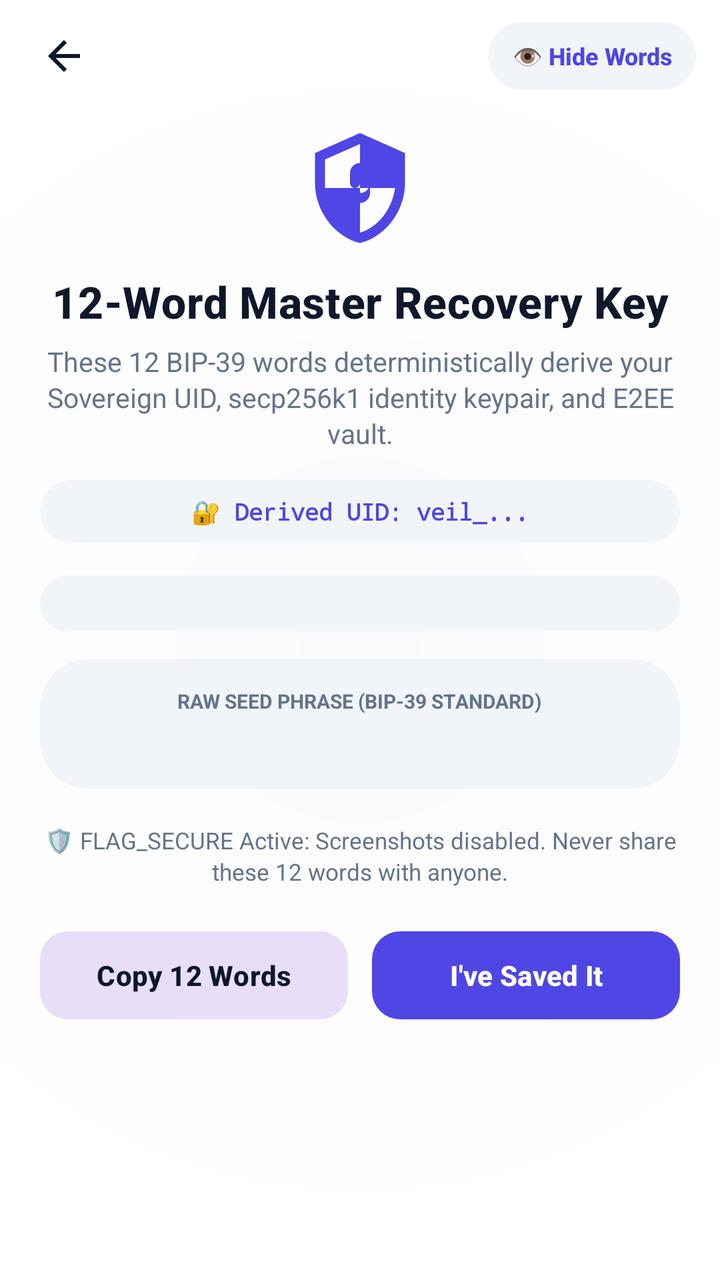
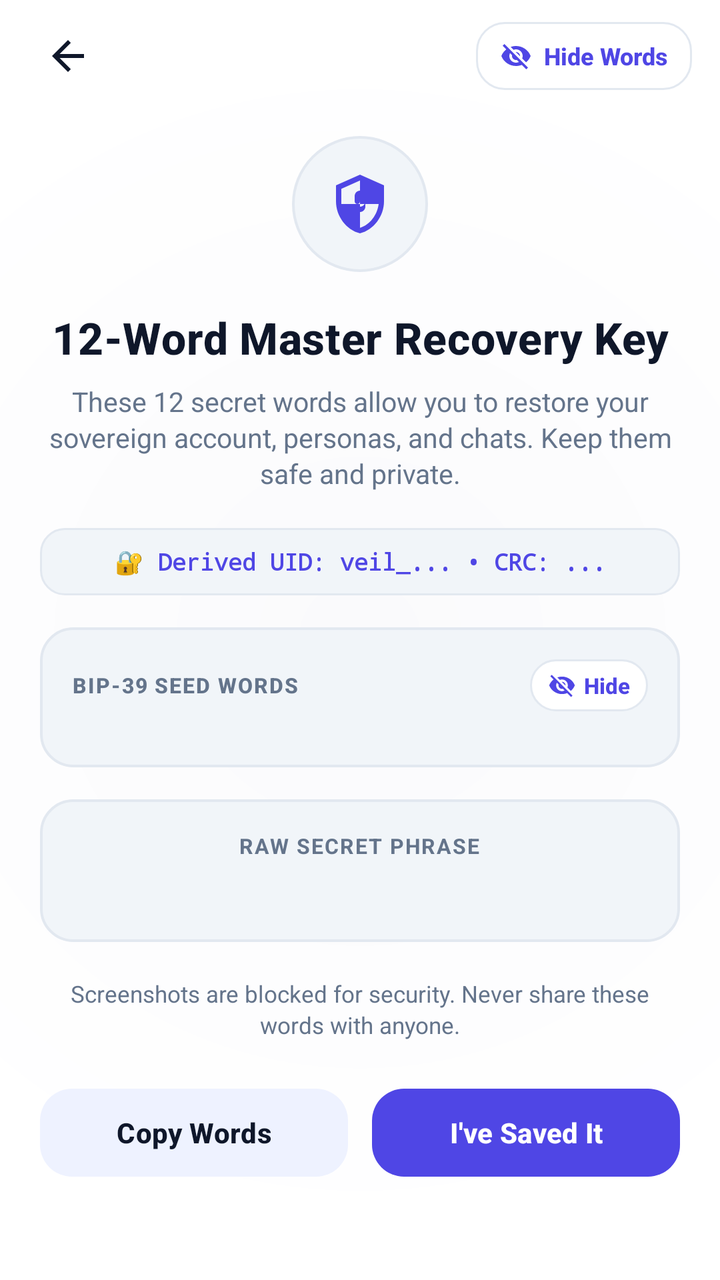

Before-and-after screenshots of an Android layout around one commit, followed by the original layout XML and the change that was made.
<!-- AndroidManifest.xml: application theme Theme.VEIL -->
<!-- res/layout/activity_recovery_phrase.xml -->
<?xml version="1.0" encoding="utf-8"?>
<FrameLayout xmlns:android="http://schemas.android.com/apk/res/android"
    xmlns:app="http://schemas.android.com/apk/res-auto"
    android:id="@+id/recovery_root"
    android:layout_width="match_parent"
    android:layout_height="match_parent"
    android:background="@drawable/splash_background">

    
    <LinearLayout
        android:layout_width="match_parent"
        android:layout_height="56dp"
        android:layout_gravity="top"
        android:gravity="center_vertical"
        android:orientation="horizontal"
        android:paddingHorizontal="12dp">

        <ImageView
            android:id="@+id/backButton"
            android:layout_width="40dp"
            android:layout_height="40dp"
            android:background="?attr/selectableItemBackgroundBorderless"
            android:contentDescription="@string/back"
            android:padding="8dp"
            android:src="@drawable/ic_arrow_back"
            app:tint="@color/textPrimary" />

        <View
            android:layout_width="0dp"
            android:layout_height="1dp"
            android:layout_weight="1" />

        
        <TextView
            android:id="@+id/btnTogglePrivacyBlur"
            android:layout_width="wrap_content"
            android:layout_height="34dp"
            android:background="@drawable/input_background"
            android:clickable="true"
            android:focusable="true"
            android:fontFamily="sans-serif-medium"
            android:gravity="center"
            android:paddingHorizontal="12dp"
            android:text="👁️ Hide Words"
            android:textColor="@color/veil_accent"
            android:textSize="12sp"
            android:textStyle="bold" />

    </LinearLayout>

    
    <androidx.core.widget.NestedScrollView
        android:layout_width="match_parent"
        android:layout_height="match_parent"
        android:fillViewport="true"
        android:overScrollMode="never"
        android:scrollbars="none">

        <LinearLayout
            android:layout_width="match_parent"
            android:layout_height="wrap_content"
            android:layout_gravity="center_horizontal"
            android:gravity="center_horizontal"
            android:maxWidth="460dp"
            android:orientation="vertical"
            android:paddingHorizontal="20dp"
            android:paddingTop="64dp"
            android:paddingBottom="32dp">

            
            <ImageView
                android:layout_width="60dp"
                android:layout_height="60dp"
                android:layout_marginBottom="12dp"
                android:contentDescription="Recovery Phrase"
                android:scaleType="fitCenter"
                android:src="@drawable/ic_shield_locked" />

            <TextView
                android:layout_width="wrap_content"
                android:layout_height="wrap_content"
                android:fontFamily="sans-serif-medium"
                android:gravity="center"
                android:letterSpacing="0.01"
                android:text="12-Word Master Recovery Key"
                android:textColor="@color/textPrimary"
                android:textSize="22sp"
                android:textStyle="bold" />

            <TextView
                android:layout_width="wrap_content"
                android:layout_height="wrap_content"
                android:layout_marginTop="6dp"
                android:layout_marginBottom="14dp"
                android:fontFamily="sans-serif"
                android:gravity="center"
                android:lineSpacingExtra="2dp"
                android:text="These 12 BIP-39 words deterministically derive your Sovereign UID, secp256k1 identity keypair, and E2EE vault."
                android:textColor="@color/textSecondary"
                android:textSize="13.5sp" />

            
            <TextView
                android:id="@+id/tvDerivedIdentityBadge"
                android:layout_width="match_parent"
                android:layout_height="wrap_content"
                android:layout_marginBottom="16dp"
                android:background="@drawable/input_background"
                android:fontFamily="monospace"
                android:gravity="center"
                android:paddingHorizontal="12dp"
                android:paddingVertical="8dp"
                android:text="🔐 Derived UID: veil_..."
                android:textColor="@color/veil_accent"
                android:textSize="11.5sp"
                android:textStyle="bold" />

            
            <LinearLayout
                android:id="@+id/wordsGridContainer"
                android:layout_width="match_parent"
                android:layout_height="wrap_content"
                android:layout_marginBottom="14dp"
                android:background="@drawable/input_background"
                android:orientation="vertical"
                android:padding="14dp" />

            
            <LinearLayout
                android:layout_width="match_parent"
                android:layout_height="wrap_content"
                android:layout_marginBottom="18dp"
                android:background="@drawable/input_background"
                android:gravity="center"
                android:orientation="vertical"
                android:padding="14dp">

                <TextView
                    android:layout_width="wrap_content"
                    android:layout_height="wrap_content"
                    android:layout_marginBottom="4dp"
                    android:text="RAW SEED PHRASE (BIP-39 STANDARD)"
                    android:textColor="@color/textSecondary"
                    android:textSize="10sp"
                    android:textStyle="bold" />

                <TextView
                    android:id="@+id/phraseText"
                    android:layout_width="match_parent"
                    android:layout_height="wrap_content"
                    android:fontFamily="monospace"
                    android:gravity="center"
                    android:lineSpacingExtra="5dp"
                    android:textColor="@color/veil_accent"
                    android:textIsSelectable="true"
                    android:textSize="14sp"
                    android:textStyle="bold" />

            </LinearLayout>

            
            <TextView
                android:layout_width="match_parent"
                android:layout_height="wrap_content"
                android:layout_marginBottom="18dp"
                android:gravity="center"
                android:lineSpacingExtra="2dp"
                android:text="🛡️ FLAG_SECURE Active: Screenshots disabled. Never share these 12 words with anyone."
                android:textColor="@color/textSecondary"
                android:textSize="11.5sp" />

            
            <LinearLayout
                android:layout_width="match_parent"
                android:layout_height="wrap_content"
                android:orientation="horizontal">

                <com.google.android.material.button.MaterialButton
                    android:id="@+id/copyButton"
                    style="@style/Widget.Material3.Button.TonalButton"
                    android:layout_width="0dp"
                    android:layout_height="52dp"
                    android:layout_marginEnd="6dp"
                    android:layout_weight="1"
                    android:letterSpacing="0.01"
                    android:text="Copy 12 Words"
                    android:textAllCaps="false"
                    android:textColor="@color/textPrimary"
                    android:textSize="14sp"
                    android:textStyle="bold"
                    app:cornerRadius="14dp" />

                <com.google.android.material.button.MaterialButton
                    android:id="@+id/confirmButton"
                    style="@style/Widget.Material3.Button.UnelevatedButton"
                    android:layout_width="0dp"
                    android:layout_height="52dp"
                    android:layout_marginStart="6dp"
                    android:layout_weight="1"
                    android:letterSpacing="0.01"
                    android:text="I've Saved It"
                    android:textAllCaps="false"
                    android:textColor="@android:color/white"
                    android:textSize="14sp"
                    android:textStyle="bold"
                    app:backgroundTint="@color/colorPrimary"
                    app:cornerRadius="14dp" />

            </LinearLayout>

        </LinearLayout>
    </androidx.core.widget.NestedScrollView>

</FrameLayout>
<!-- resources referenced by this layout -->
<resources>
  <color name="textPrimary">#0F172A</color>
  <color name="textSecondary">#64748B</color>
  <!-- drawable input_background (drawable) -->
  <?xml version="1.0" encoding="utf-8"?>
  <shape xmlns:android="http://schemas.android.com/apk/res/android"
      android:shape="rectangle">
      <corners android:radius="24dp" />
      <solid android:color="@color/veil_primary_light" />
  </shape>
  <color name="veil_primary_light">#F1F5F9</color>
  <style name="Base.Theme.VEIL" parent="Theme.Material3.DayNight.NoActionBar">
          <item name="android:statusBarColor">@android:color/transparent</item>
          <item name="android:navigationBarColor">@android:color/transparent</item>
          <item name="android:windowLightStatusBar" tools:targetApi="m">true</item>
          <item name="colorPrimary">@color/colorPrimary</item>
          <item name="colorOnPrimary">@color/colorOnPrimary</item>
          <item name="colorPrimaryContainer">@color/colorPrimaryContainer</item>
          <item name="colorOnPrimaryContainer">@color/colorOnPrimaryContainer</item>
          <item name="colorSurface">@color/colorSurface</item>
          <item name="colorSurfaceVariant">@color/colorSurfaceVariant</item>
          <item name="colorOutline">@color/colorOutline</item>
          <item name="android:colorBackground">@color/colorBackground</item>
          <item name="bottomSheetDialogTheme">@style/ModernBottomSheetDialogTheme</item>
      </style>
  <!-- unchanged entries left out for length: 19 -->
</resources>

<!-- the commit's change to res/layout/activity_recovery_phrase.xml (unified diff, before → after) -->
@@ -13,7 +13,7 @@
         android:layout_gravity="top"
         android:gravity="center_vertical"
         android:orientation="horizontal"
-        android:paddingHorizontal="12dp">
+        android:paddingHorizontal="14dp">
 
         <ImageView
             android:id="@+id/backButton"
@@ -23,7 +23,7 @@
             android:contentDescription="@string/back"
             android:padding="8dp"
             android:src="@drawable/ic_arrow_back"
-            app:tint="@color/textPrimary" />
+            app:tint="@color/colorTextPrimary" />
 
         <View
             android:layout_width="0dp"
@@ -31,20 +31,35 @@
             android:layout_weight="1" />
 
         
-        <TextView
+        <LinearLayout
             android:id="@+id/btnTogglePrivacyBlur"
             android:layout_width="wrap_content"
             android:layout_height="34dp"
-            android:background="@drawable/input_background"
+            android:background="@drawable/bg_paste_pill"
             android:clickable="true"
             android:focusable="true"
-            android:fontFamily="sans-serif-medium"
-            android:gravity="center"
-            android:paddingHorizontal="12dp"
-            android:text="👁️ Hide Words"
-            android:textColor="@color/veil_accent"
-            android:textSize="12sp"
-            android:textStyle="bold" />
+            android:gravity="center_vertical"
+            android:orientation="horizontal"
+            android:paddingHorizontal="12dp">
+
+            <ImageView
+                android:id="@+id/ivPrivacyEye"
+                android:layout_width="16dp"
+                android:layout_height="16dp"
+                android:layout_marginEnd="6dp"
+                android:src="@drawable/ic_visibility_off"
+                app:tint="@color/veil_accent" />
+
+            <TextView
+                android:id="@+id/tvPrivacyToggleLabel"
+                android:layout_width="wrap_content"
+                android:layout_height="wrap_content"
+                android:fontFamily="sans-serif-medium"
+                android:text="Hide Words"
+                android:textColor="@color/veil_accent"
+                android:textSize="12sp"
+                android:textStyle="bold" />
+        </LinearLayout>
 
     </LinearLayout>
 
@@ -64,17 +79,24 @@
             android:maxWidth="460dp"
             android:orientation="vertical"
             android:paddingHorizontal="20dp"
-            android:paddingTop="64dp"
-            android:paddingBottom="32dp">
-
-            
-            <ImageView
-                android:layout_width="60dp"
-                android:layout_height="60dp"
-                android:layout_marginBottom="12dp"
-                android:contentDescription="Recovery Phrase"
-                android:scaleType="fitCenter"
-                android:src="@drawable/ic_shield_locked" />
+            android:paddingTop="68dp"
+            android:paddingBottom="36dp">
+
+            
+            <FrameLayout
+                android:layout_width="68dp"
+                android:layout_height="68dp"
+                android:layout_marginBottom="18dp"
+                android:background="@drawable/bg_restore_icon_circle">
+
+                <ImageView
+                    android:layout_width="32dp"
+                    android:layout_height="32dp"
+                    android:layout_gravity="center"
+                    android:contentDescription="Recovery Phrase"
+                    android:src="@drawable/ic_shield_locked"
+                    app:tint="@color/veil_accent" />
+            </FrameLayout>
 
             <TextView
                 android:layout_width="wrap_content"
@@ -83,20 +105,20 @@
                 android:gravity="center"
                 android:letterSpacing="0.01"
                 android:text="12-Word Master Recovery Key"
-                android:textColor="@color/textPrimary"
+                android:textColor="@color/colorTextPrimary"
                 android:textSize="22sp"
                 android:textStyle="bold" />
 
             <TextView
                 android:layout_width="wrap_content"
                 android:layout_height="wrap_content"
-                android:layout_marginTop="6dp"
-                android:layout_marginBottom="14dp"
+                android:layout_marginTop="8dp"
+                android:layout_marginBottom="18dp"
                 android:fontFamily="sans-serif"
                 android:gravity="center"
                 android:lineSpacingExtra="2dp"
-                android:text="These 12 BIP-39 words deterministically derive your Sovereign UID, secp256k1 identity keypair, and E2EE vault."
-                android:textColor="@color/textSecondary"
+                android:text="These 12 secret words allow you to restore your sovereign account, personas, and chats. Keep them safe and private."
+                android:textColor="@color/colorTextSecondary"
                 android:textSize="13.5sp" />
 
             
@@ -105,43 +127,101 @@
                 android:layout_width="match_parent"
                 android:layout_height="wrap_content"
                 android:layout_marginBottom="16dp"
-                android:background="@drawable/input_background"
+                android:background="@drawable/bg_recovery_word_cell"
                 android:fontFamily="monospace"
                 android:gravity="center"
-                android:paddingHorizontal="12dp"
-                android:paddingVertical="8dp"
-                android:text="🔐 Derived UID: veil_..."
+                android:paddingHorizontal="14dp"
+                android:paddingVertical="9dp"
+                android:text="🔐 Derived UID: veil_... • CRC: ..."
                 android:textColor="@color/veil_accent"
                 android:textSize="11.5sp"
                 android:textStyle="bold" />
 
             
             <LinearLayout
-                android:id="@+id/wordsGridContainer"
-                android:layout_width="match_parent"
-                android:layout_height="wrap_content"
-                android:layout_marginBottom="14dp"
-                android:background="@drawable/input_background"
+                android:layout_width="match_parent"
+                android:layout_height="wrap_content"
+                android:layout_marginBottom="16dp"
+                android:background="@drawable/bg_phrase_card"
                 android:orientation="vertical"
-                android:padding="14dp" />
+                android:padding="16dp">
+
+                <LinearLayout
+                    android:layout_width="match_parent"
+                    android:layout_height="wrap_content"
+                    android:layout_marginBottom="12dp"
+                    android:gravity="center_vertical"
+                    android:orientation="horizontal">
+
+                    <TextView
+                        android:layout_width="0dp"
+                        android:layout_height="wrap_content"
+                        android:layout_weight="1"
+                        android:fontFamily="sans-serif-medium"
+                        android:letterSpacing="0.06"
+                        android:text="BIP-39 SEED WORDS"
+                        android:textColor="@color/colorTextSecondary"
+                        android:textSize="10.5sp"
+                        android:textStyle="bold" />
+
+                    
+                    <LinearLayout
+                        android:id="@+id/btnToggleWordsInCard"
+                        android:layout_width="wrap_content"
+                        android:layout_height="26dp"
+                        android:background="@drawable/bg_paste_pill"
+                        android:clickable="true"
+                        android:focusable="true"
+                        android:gravity="center_vertical"
+                        android:orientation="horizontal"
+                        android:paddingHorizontal="9dp">
+
+                        <ImageView
+                            android:id="@+id/ivInCardEye"
+                            android:layout_width="14dp"
+                            android:layout_height="14dp"
+                            android:layout_marginEnd="4dp"
+                            android:src="@drawable/ic_visibility_off"
+                            app:tint="@color/veil_accent" />
+
+                        <TextView
+                            android:id="@+id/tvInCardEyeLabel"
+                            android:layout_width="wrap_content"
+                            android:layout_height="wrap_content"
+                            android:fontFamily="sans-serif-medium"
+                            android:text="Hide"
+                            android:textColor="@color/veil_accent"
+                            android:textSize="11sp"
+                            android:textStyle="bold" />
+                    </LinearLayout>
+                </LinearLayout>
+
+                <LinearLayout
+                    android:id="@+id/wordsGridContainer"
+                    android:layout_width="match_parent"
+                    android:layout_height="wrap_content"
+                    android:orientation="vertical" />
+
+            </LinearLayout>
 
             
             <LinearLayout
                 android:layout_width="match_parent"
                 android:layout_height="wrap_content"
                 android:layout_marginBottom="18dp"
-                android:background="@drawable/input_background"
+                android:background="@drawable/bg_phrase_card"
                 android:gravity="center"
                 android:orientation="vertical"
-                android:padding="14dp">
+                android:padding="16dp">
 
                 <TextView
                     android:layout_width="wrap_content"
                     android:layout_height="wrap_content"
-                    android:layout_marginBottom="4dp"
-                    android:text="RAW SEED PHRASE (BIP-39 STANDARD)"
-                    android:textColor="@color/textSecondary"
-                    android:textSize="10sp"
+                    android:layout_marginBottom="6dp"
+                    android:letterSpacing="0.06"
+                    android:text="RAW SECRET PHRASE"
+                    android:textColor="@color/colorTextSecondary"
+                    android:textSize="10.5sp"
                     android:textStyle="bold" />
 
                 <TextView
@@ -150,7 +230,7 @@
                     android:layout_height="wrap_content"
                     android:fontFamily="monospace"
                     android:gravity="center"
-                    android:lineSpacingExtra="5dp"
+                    android:lineSpacingExtra="6dp"
                     android:textColor="@color/veil_accent"
                     android:textIsSelectable="true"
                     android:textSize="14sp"
@@ -162,11 +242,11 @@
             <TextView
                 android:layout_width="match_parent"
                 android:layout_height="wrap_content"
-                android:layout_marginBottom="18dp"
+                android:layout_marginBottom="20dp"
                 android:gravity="center"
                 android:lineSpacingExtra="2dp"
-                android:text="🛡️ FLAG_SECURE Active: Screenshots disabled. Never share these 12 words with anyone."
-                android:textColor="@color/textSecondary"
+                android:text="Screenshots are blocked for security. Never share these words with anyone."
+                android:textColor="@color/colorTextSecondary"
                 android:textSize="11.5sp" />
 
             
@@ -183,12 +263,12 @@
                     android:layout_marginEnd="6dp"
                     android:layout_weight="1"
                     android:letterSpacing="0.01"
-                    android:text="Copy 12 Words"
+                    android:text="Copy Words"
                     android:textAllCaps="false"
-                    android:textColor="@color/textPrimary"
+                    android:textColor="@color/colorTextPrimary"
                     android:textSize="14sp"
                     android:textStyle="bold"
-                    app:cornerRadius="14dp" />
+                    app:cornerRadius="16dp" />
 
                 <com.google.android.material.button.MaterialButton
                     android:id="@+id/confirmButton"
@@ -203,8 +283,8 @@
                     android:textColor="@android:color/white"
                     android:textSize="14sp"
                     android:textStyle="bold"
-                    app:backgroundTint="@color/colorPrimary"
-                    app:cornerRadius="14dp" />
+                    app:backgroundTint="@color/veil_accent"
+                    app:cornerRadius="16dp" />
 
             </LinearLayout>
 
<!-- resource entries referenced after the edit -->
@@ -1,15 +1,56 @@
 <!-- resources referenced by this layout -->
 <resources>
-  <color name="textPrimary">#0F172A</color>
-  <color name="textSecondary">#64748B</color>
-  <!-- drawable input_background (drawable) -->
+  <color name="colorTextPrimary">#0F172A</color>
+  <color name="colorTextSecondary">#64748B</color>
+  <!-- drawable bg_paste_pill (drawable) -->
   <?xml version="1.0" encoding="utf-8"?>
   <shape xmlns:android="http://schemas.android.com/apk/res/android"
       android:shape="rectangle">
-      <corners android:radius="24dp" />
-      <solid android:color="@color/veil_primary_light" />
+      <corners android:radius="14dp" />
+      <solid android:color="@color/colorSurface" />
+      <stroke
+          android:width="1dp"
+          android:color="@color/colorOutline" />
   </shape>
-  <color name="veil_primary_light">#F1F5F9</color>
+  <!-- drawable bg_phrase_card (drawable) -->
+  <?xml version="1.0" encoding="utf-8"?>
+  <shape xmlns:android="http://schemas.android.com/apk/res/android"
+      android:shape="rectangle">
+      <corners android:radius="16dp" />
+      <solid android:color="@color/colorSurfaceVariant" />
+      <stroke
+          android:width="1.2dp"
+          android:color="@color/colorOutline" />
+  </shape>
+  <!-- drawable bg_recovery_word_cell (drawable) -->
+  <?xml version="1.0" encoding="utf-8"?>
+  <shape xmlns:android="http://schemas.android.com/apk/res/android"
+      android:shape="rectangle">
+      <corners android:radius="12dp" />
+      <solid android:color="@color/colorSurfaceVariant" />
+      <stroke
+          android:width="1dp"
+          android:color="@color/colorOutline" />
+  </shape>
+  <!-- drawable bg_restore_icon_circle (drawable) -->
+  <?xml version="1.0" encoding="utf-8"?>
+  <shape xmlns:android="http://schemas.android.com/apk/res/android"
+      android:shape="oval">
+      <solid android:color="@color/colorSurfaceVariant" />
+      <stroke
+          android:width="1.2dp"
+          android:color="@color/colorOutline" />
+  </shape>
+  <!-- drawable ic_visibility_off (drawable) -->
+  <vector xmlns:android="http://schemas.android.com/apk/res/android"
+      android:width="24dp"
+      android:height="24dp"
+      android:viewportWidth="24"
+      android:viewportHeight="24">
+      <path
+          android:fillColor="@color/veil_accent"
+          android:pathData="M12,7c2.76,0 5,2.24 5,5 0,0.65 -0.13,1.26 -0.36,1.82l2.92,2.92c1.51,-1.26 2.7,-2.89 3.44,-4.74 -1.73,-4.39 -6,-7.5 -11,-7.5 -1.4,0 -2.74,0.25 -3.98,0.7l2.16,2.16C10.74,7.13 11.35,7 12,7zM2,4.27l2.28,2.28 0.46,0.46C3.08,8.3 1.78,10.02 1,12c1.73,4.39 6,7.5 11,7.5 1.55,0 3.03,-0.3 4.38,-0.84l0.42,0.42L19.73,22 21,20.73 3.27,3 2,4.27zM7.53,9.8l1.55,1.55c-0.05,0.21 -0.08,0.43 -0.08,0.65 0,1.66 1.34,3 3,3 0.22,0 0.44,-0.03 0.65,-0.08l1.55,1.55c-0.67,0.33 -1.41,0.53 -2.2,0.53 -2.76,0 -5,-2.24 -5,-5 0,-0.79 0.2,-1.53 0.53,-2.2zm4.31,-0.78l3.15,3.15.02,-0.16c0,-1.66 -1.34,-3 -3,-3l-0.17,0.01z" />
+  </vector>
   <style name="Base.Theme.VEIL" parent="Theme.Material3.DayNight.NoActionBar">
           <item name="android:statusBarColor">@android:color/transparent</item>
           <item name="android:navigationBarColor">@android:color/transparent</item>
@@ -18,12 +59,46 @@
           <item name="colorOnPrimary">@color/colorOnPrimary</item>
           <item name="colorPrimaryContainer">@color/colorPrimaryContainer</item>
           <item name="colorOnPrimaryContainer">@color/colorOnPrimaryContainer</item>
+          <item name="colorSecondary">@color/colorSecondary</item>
+          <item name="colorOnSecondary">@color/colorOnSecondary</item>
+          <item name="colorSecondaryContainer">@color/colorSecondaryContainer</item>
+          <item name="colorOnSecondaryContainer">@color/colorOnSecondaryContainer</item>
+          <item name="colorTertiary">@color/colorTertiary</item>
+          <item name="colorOnTertiary">@color/colorOnTertiary</item>
+          <item name="colorTertiaryContainer">@color/colorTertiaryContainer</item>
+          <item name="colorOnTertiaryContainer">@color/colorOnTertiaryContainer</item>
           <item name="colorSurface">@color/colorSurface</item>
+          <item name="colorOnSurface">@color/colorOnSurface</item>
           <item name="colorSurfaceVariant">@color/colorSurfaceVariant</item>
+          <item name="colorOnSurfaceVariant">@color/colorOnSurfaceVariant</item>
+          <item name="colorSurfaceDim">@color/colorSurfaceDim</item>
+          <item name="colorSurfaceBright">@color/colorSurfaceBright</item>
+          <item name="colorSurfaceContainerLowest">@color/colorSurfaceContainerLowest</item>
+          <item name="colorSurfaceContainerLow">@color/colorSurfaceContainerLow</item>
+          <item name="colorSurfaceContainer">@color/colorSurfaceContainer</item>
+          <item name="colorSurfaceContainerHigh">@color/colorSurfaceContainerHigh</item>
+          <item name="colorSurfaceContainerHighest">@color/colorSurfaceContainerHighest</item>
           <item name="colorOutline">@color/colorOutline</item>
           <item name="android:colorBackground">@color/colorBackground</item>
           <item name="bottomSheetDialogTheme">@style/ModernBottomSheetDialogTheme</item>
       </style>
+  <color name="colorSecondary">#0D9488</color>
+  <color name="colorOnSecondary">#FFFFFF</color>
+  <color name="colorSecondaryContainer">#EEF2FF</color>
+  <color name="colorOnSecondaryContainer">#3730A3</color>
+  <color name="colorTertiary">#06B6D4</color>
+  <color name="colorOnTertiary">#FFFFFF</color>
+  <color name="colorTertiaryContainer">#ECFEFF</color>
+  <color name="colorOnTertiaryContainer">#155E75</color>
+  <color name="colorOnSurface">#0F172A</color>
+  <color name="colorOnSurfaceVariant">#475569</color>
+  <color name="colorSurfaceDim">#E2E8F0</color>
+  <color name="colorSurfaceBright">#FFFFFF</color>
+  <color name="colorSurfaceContainerLowest">#FFFFFF</color>
+  <color name="colorSurfaceContainerLow">#F8FAFC</color>
+  <color name="colorSurfaceContainer">#F1F5F9</color>
+  <color name="colorSurfaceContainerHigh">#E2E8F0</color>
+  <color name="colorSurfaceContainerHighest">#CBD5E1</color>
   <!-- unchanged entries left out for length: 19 -->
 </resources>
 
